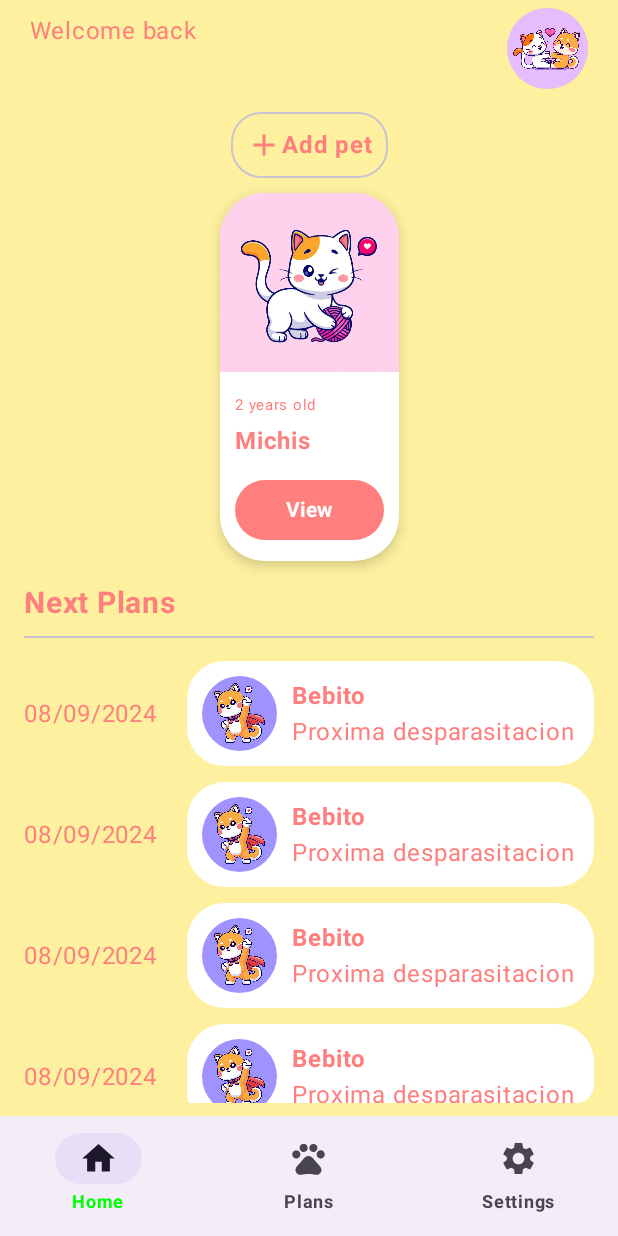
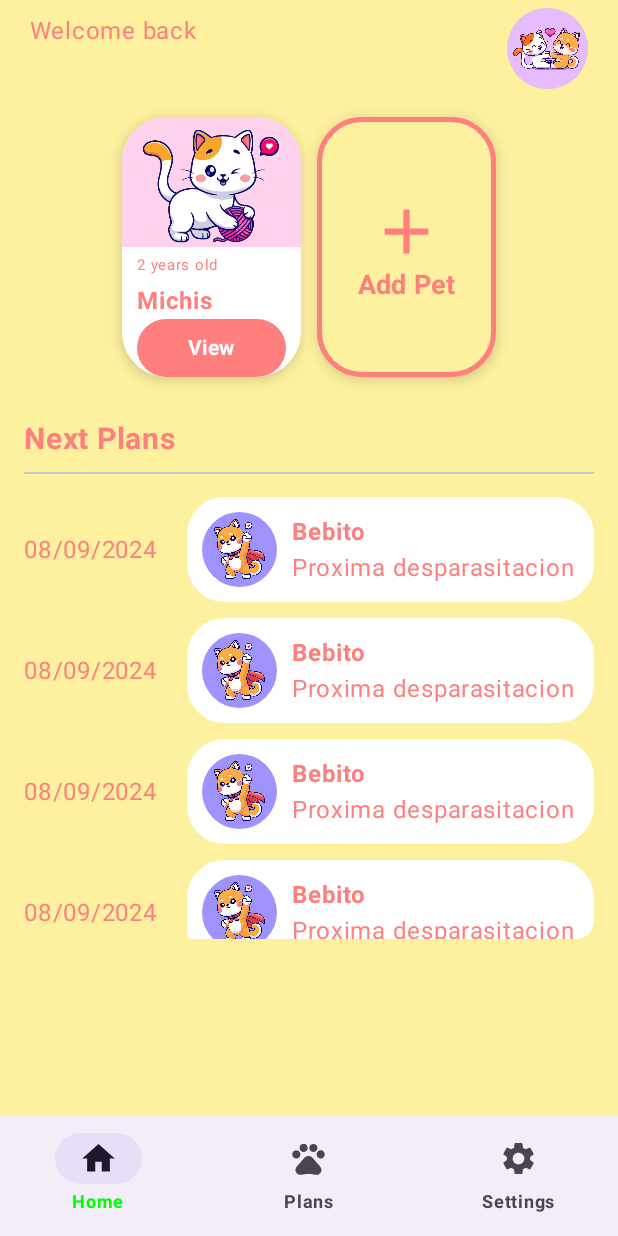
Before and after one commit to lany033/PetGuardian, an Android app built with Jetpack Compose: the MainScreen screen opened through its navigation route, on a phone screen of 412 x 824 dp. Run offline under Robolectric (Android 15) with nearby library versions, the phone set to English and light mode, and no system bars; our stand-ins replace Firebase (no records; nobody signed in at launch, a user with empty details on screens opened directly), accompanist.

Commit message:
adding button Add Pet

```diff
--- a/app/src/main/java/com/lab/petguardian/ui/common/CommonPetItem.kt
+++ b/app/src/main/java/com/lab/petguardian/ui/common/CommonPetItem.kt
@@ -1,23 +1,43 @@
 package com.lab.petguardian.ui.common
 
+import androidx.compose.foundation.BorderStroke
 import androidx.compose.foundation.Image
+import androidx.compose.foundation.clickable
 import androidx.compose.foundation.layout.Arrangement
 import androidx.compose.foundation.layout.Column
+import androidx.compose.foundation.layout.Row
+import androidx.compose.foundation.layout.Spacer
+import androidx.compose.foundation.layout.fillMaxHeight
+import androidx.compose.foundation.layout.fillMaxSize
+import androidx.compose.foundation.layout.fillMaxWidth
+import androidx.compose.foundation.layout.height
 import androidx.compose.foundation.layout.padding
+import androidx.compose.foundation.layout.size
 import androidx.compose.foundation.layout.width
 import androidx.compose.foundation.shape.RoundedCornerShape
+import androidx.compose.material.icons.Icons
+import androidx.compose.material.icons.filled.Add
+import androidx.compose.material3.Button
+import androidx.compose.material3.ButtonDefaults
 import androidx.compose.material3.Card
 import androidx.compose.material3.CardDefaults
+import androidx.compose.material3.Icon
+import androidx.compose.material3.MaterialTheme
 import androidx.compose.material3.Text
 import androidx.compose.runtime.Composable
+import androidx.compose.ui.Alignment
 import androidx.compose.ui.Modifier
+import androidx.compose.ui.draw.clip
 import androidx.compose.ui.graphics.Color
 import androidx.compose.ui.graphics.RectangleShape
+import androidx.compose.ui.layout.ContentScale
 import androidx.compose.ui.res.painterResource
 import androidx.compose.ui.text.font.FontWeight
+import androidx.compose.ui.tooling.preview.Preview
 import androidx.compose.ui.unit.dp
 import androidx.compose.ui.unit.sp
 import com.lab.petguardian.R
+import com.lab.petguardian.ui.theme.Geraldine
 
 
 @Composable
@@ -25,19 +45,25 @@ fun CommonPetItem(onClickPetView: () -> Unit, namePet: String) {
     Card(
         modifier = Modifier
             .width(130.dp)
-            .padding(horizontal = 5.dp),
+            .padding(5.dp),
         colors = CardDefaults.cardColors(containerColor = Color.White),
         shape = RoundedCornerShape(30.dp),
         elevation = CardDefaults.cardElevation(5.dp)
     ) {
         Column {
             Image(
+                modifier = Modifier
+                    .fillMaxWidth()
+                    .weight(1f),
                 painter = painterResource(R.mipmap.cat_playing),
                 contentDescription = "Foto de perfil por defecto",
+                contentScale = ContentScale.Crop,
             )
             Column(
-                modifier = Modifier.padding(10.dp),
-                verticalArrangement = Arrangement.spacedBy(10.dp)
+                modifier = Modifier
+                    .padding(horizontal = 10.dp)
+                    .weight(1f),
+                verticalArrangement = Arrangement.SpaceAround
             ) {
                 Card(
                     colors = CardDefaults.cardColors(containerColor = Color.Transparent),
@@ -52,3 +78,33 @@ fun CommonPetItem(onClickPetView: () -> Unit, namePet: String) {
         }
     }
 }
+
+@Preview
+@Composable
+fun AddPetItem() {
+    Button(
+        modifier = Modifier
+            .width(130.dp)
+            .fillMaxHeight()
+            .padding(5.dp),
+        onClick = {  },
+        shape = RoundedCornerShape(30.dp),
+        border = BorderStroke(3.dp, Geraldine),
+        colors = ButtonDefaults.buttonColors(containerColor = MaterialTheme.colorScheme.background),
+        elevation = ButtonDefaults.elevatedButtonElevation(defaultElevation = 5.dp)
+    ) {
+        Column(
+            modifier = Modifier.fillMaxSize(),
+            horizontalAlignment = Alignment.CenterHorizontally,
+            verticalArrangement = Arrangement.Center
+        ) {
+            Icon(
+                imageVector = Icons.Default.Add,
+                contentDescription = "add pet",
+                modifier = Modifier.size(50.dp),
+                tint = Geraldine
+            )
+            Text(text = "Add Pet", fontWeight = FontWeight.Bold, fontSize = 18.sp, color = Geraldine)
+        }
+    }
+}
--- a/app/src/main/java/com/lab/petguardian/ui/screens/ForgotPasswordScreen.kt
+++ b/app/src/main/java/com/lab/petguardian/ui/screens/ForgotPasswordScreen.kt
@@ -38,14 +38,13 @@ fun ForgotPasswordScreen(authManager: AuthManager, backLogin: () -> Unit) {
     val context = LocalContext.current
     var scope = rememberCoroutineScope()
 
-    Scaffold { it ->
+    Scaffold(topBar = {CommonTopBackBar(onClickBackButton = {})}) { it ->
         Column(
             modifier = Modifier
                 .padding(it)
                 .padding(16.dp)
                 .fillMaxSize(), verticalArrangement = Arrangement.spacedBy(32.dp)
         ) {
-            CommonBackButton(onClickBackButton = {})
             Card(
                 colors = CardDefaults.cardColors(containerColor = Color.Transparent),
                 shape = RectangleShape
--- a/app/src/main/java/com/lab/petguardian/ui/screens/HomeScreen.kt
+++ b/app/src/main/java/com/lab/petguardian/ui/screens/HomeScreen.kt
@@ -8,20 +8,16 @@ import androidx.compose.foundation.layout.Box
 import androidx.compose.foundation.layout.Column
 import androidx.compose.foundation.layout.PaddingValues
 import androidx.compose.foundation.layout.Row
-import androidx.compose.foundation.layout.Spacer
 import androidx.compose.foundation.layout.fillMaxSize
 import androidx.compose.foundation.layout.fillMaxWidth
 import androidx.compose.foundation.layout.height
 import androidx.compose.foundation.layout.padding
 import androidx.compose.foundation.layout.size
-import androidx.compose.foundation.layout.width
 import androidx.compose.foundation.lazy.LazyColumn
 import androidx.compose.foundation.lazy.LazyRow
 import androidx.compose.foundation.shape.CircleShape
 import androidx.compose.foundation.shape.RoundedCornerShape
 import androidx.compose.material.icons.Icons
-import androidx.compose.material.icons.automirrored.filled.Logout
-import androidx.compose.material.icons.filled.AccountCircle
 import androidx.compose.material.icons.filled.Add
 import androidx.compose.material3.Card
 import androidx.compose.material3.CardDefaults
@@ -29,7 +25,6 @@ import androidx.compose.material3.Divider
 import androidx.compose.material3.Icon
 import androidx.compose.material3.Scaffold
 import androidx.compose.material3.Text
-import androidx.compose.material3.TextButton
 import androidx.compose.runtime.Composable
 import androidx.compose.runtime.getValue
 import androidx.compose.runtime.mutableStateOf
@@ -46,12 +41,12 @@ import androidx.compose.ui.res.painterResource
 import androidx.compose.ui.text.font.FontWeight
 import androidx.compose.ui.unit.dp
 import androidx.compose.ui.unit.sp
-import androidx.compose.ui.window.Dialog
-import androidx.navigation.NavController
 import coil.compose.AsyncImage
 import coil.request.ImageRequest
 import com.lab.petguardian.R
 import com.lab.petguardian.data.AuthManager
+import com.lab.petguardian.ui.common.AddPetItem
+import com.lab.petguardian.ui.common.CommonButtonItem
 import com.lab.petguardian.ui.common.CommonLogoutDialog
 import com.lab.petguardian.ui.common.CommonPetItem
 import com.lab.petguardian.ui.common.CommonPlanItem
@@ -143,30 +138,17 @@ fun HomeScreen(authManager: AuthManager, onClickLogout: () -> Unit, onClickProfi
                 horizontalAlignment = Alignment.CenterHorizontally
             ) {
                 item {
-                    Card(
-                        shape = RoundedCornerShape(20.dp),
-                        colors = CardDefaults.cardColors(containerColor = Color.Transparent),
-                        border = CardDefaults.outlinedCardBorder(),
-                        modifier = Modifier.padding(horizontal = 20.dp, vertical = 10.dp)
-                    ) {
-                        Row(
-                            modifier = Modifier.padding(10.dp),
-                            horizontalArrangement = Arrangement.End,
-                            verticalAlignment = Alignment.CenterVertically
-                        ) {
-                            Icon(imageVector = Icons.Default.Add, contentDescription = "plus")
-                            Text(text = "Add pet", fontWeight = FontWeight.Bold)
-                        }
-                    }
-
                     LazyRow(
+                        modifier = Modifier.height(200.dp),
                         verticalAlignment = Alignment.CenterVertically,
                         horizontalArrangement = Arrangement.Center,
-                        contentPadding = PaddingValues(horizontal = 16.dp)
+                        contentPadding = PaddingValues(horizontal = 16.dp, vertical = 8.dp)
                     ) {
                         item(3) {
                             CommonPetItem(onClickPetView = {}, "Michis")
-
+                        }
+                        item {
+                            AddPetItem()
                         }
                     }
 
--- a/app/src/main/java/com/lab/petguardian/ui/screens/ProfileScreen.kt
+++ b/app/src/main/java/com/lab/petguardian/ui/screens/ProfileScreen.kt
@@ -48,7 +48,6 @@ fun ProfileScreen() {
                 .padding(16.dp)
                 .fillMaxSize(), verticalArrangement = Arrangement.spacedBy(32.dp)
         ) {
-
             Card(
                 colors = CardDefaults.cardColors(containerColor = Color.Transparent),
                 shape = RectangleShape
```
